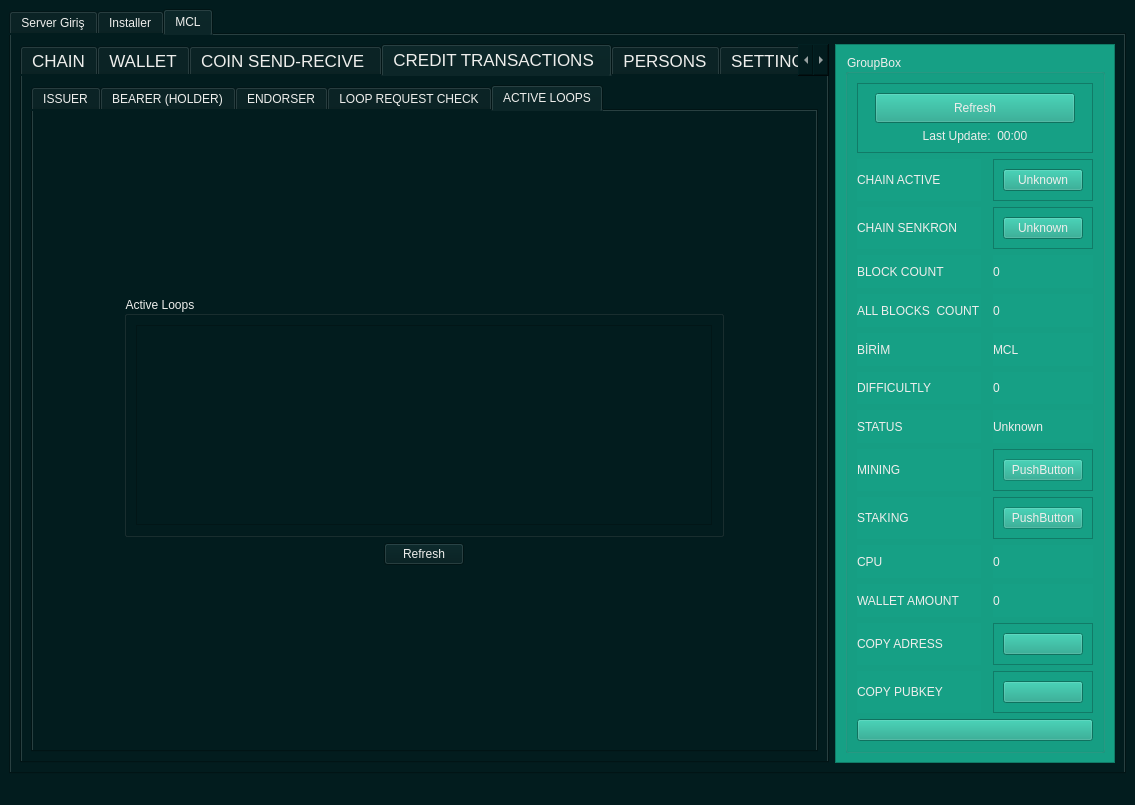
Before: the Qt Designer form src/main/python/guiDesigner.ui in marmarachain/marmara-connector, drawn with Qt 5.
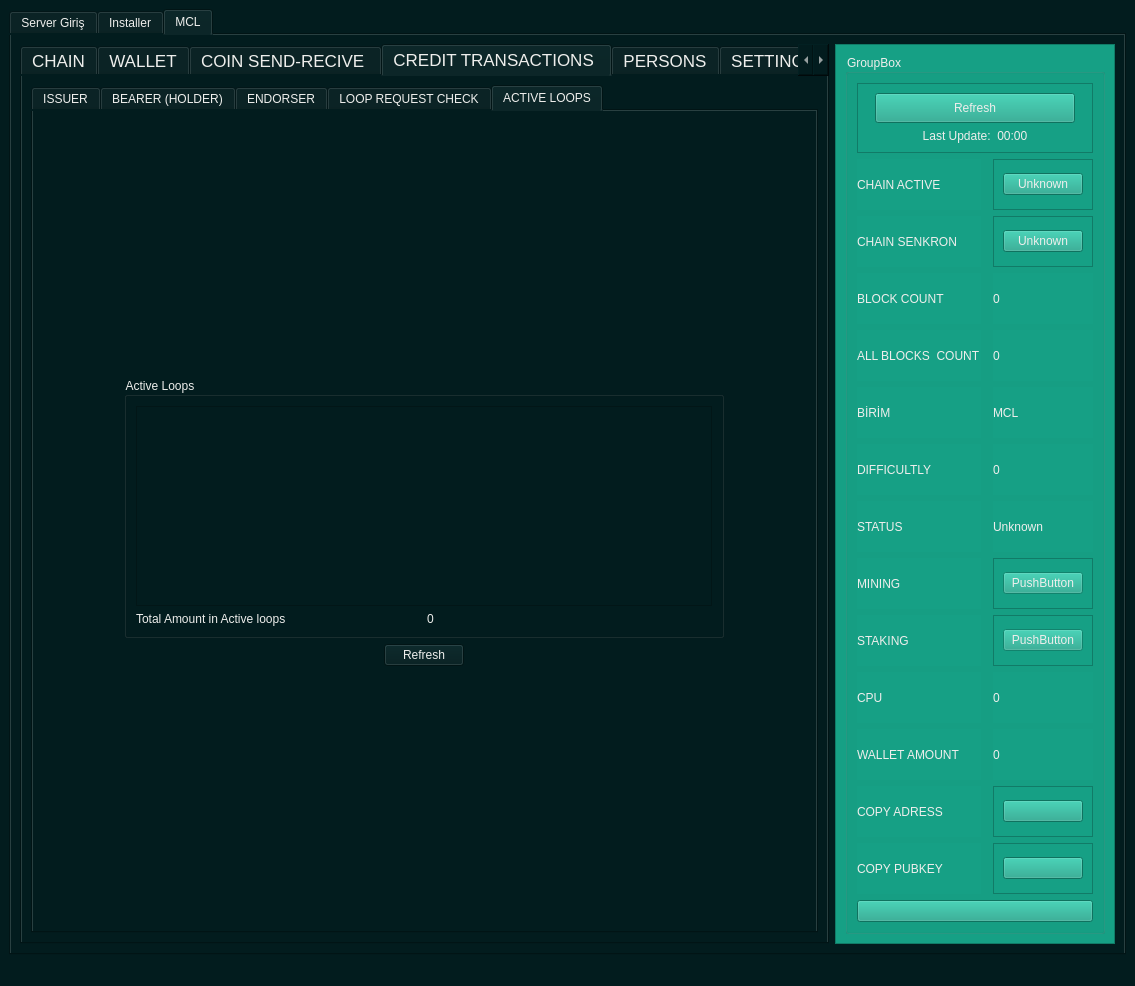
After: the same form once the commit is applied. The open tabs and pages were chosen to show the change.

Commit message: [ADD] total active loops amount.

```diff
--- a/src/main/python/guiDesigner.ui
+++ b/src/main/python/guiDesigner.ui
@@ -7,7 +7,7 @@
     <x>0</x>
     <y>0</y>
     <width>1135</width>
-    <height>805</height>
+    <height>986</height>
    </rect>
   </property>
   <property name="sizePolicy">
@@ -4192,6 +4192,20 @@
                        </property>
                       </widget>
                      </item>
+                     <item row="1" column="0">
+                      <widget class="QLabel" name="label_86">
+                       <property name="text">
+                        <string>Total Amount in Active loops</string>
+                       </property>
+                      </widget>
+                     </item>
+                     <item row="1" column="1">
+                      <widget class="QLabel" name="label_87">
+                       <property name="text">
+                        <string>0</string>
+                       </property>
+                      </widget>
+                     </item>
                     </layout>
                    </widget>
                   </item>
```
Left out of the diff: 4 changed lines with no effect on the pictures. The commit also changes 2 other files.
